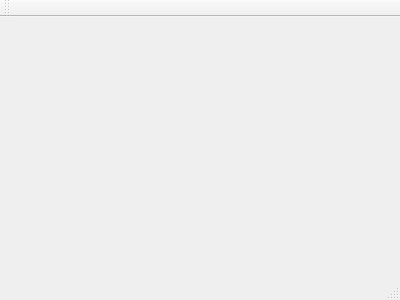
Before: the Qt Designer form loginplatform.ui in zZENiro/messengerZ, drawn with Qt 5.
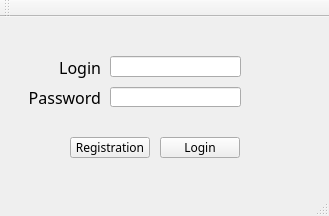
After: the same form once the commit is applied.

```diff
--- a/loginplatform.ui
+++ b/loginplatform.ui
@@ -1,24 +1,159 @@
 <ui version="4.0">
  <class>LoginPlatform</class>
- <widget class="QMainWindow" name="LoginPlatform" >
-  <property name="geometry" >
+ <widget class="QMainWindow" name="LoginPlatform">
+  <property name="geometry">
    <rect>
     <x>0</x>
     <y>0</y>
-    <width>400</width>
-    <height>300</height>
+    <width>329</width>
+    <height>216</height>
    </rect>
   </property>
   <property name="windowTitle" >
    <string>LoginPlatform</string>
   </property>
-  <widget class="QMenuBar" name="menuBar" />
-  <widget class="QToolBar" name="mainToolBar" />
-  <widget class="QWidget" name="centralWidget" />
-  <widget class="QStatusBar" name="statusBar" />
+  <widget class="QWidget" name="centralWidget">
+   <widget class="QLabel" name="label">
+    <property name="geometry">
+     <rect>
+      <x>10</x>
+      <y>30</y>
+      <width>91</width>
+      <height>41</height>
+     </rect>
+    </property>
+    <property name="font">
+     <font>
+      <family>Microsoft YaHei UI Light</family>
+      <pointsize>12</pointsize>
+     </font>
+    </property>
+    <property name="text">
+     <string>Login</string>
+    </property>
+    <property name="alignment">
+     <set>Qt::AlignRight|Qt::AlignTrailing|Qt::AlignVCenter</set>
+    </property>
+    <property name="wordWrap">
+     <bool>true</bool>
+    </property>
+   </widget>
+   <widget class="QLabel" name="label_2">
+    <property name="geometry">
+     <rect>
+      <x>10</x>
+      <y>60</y>
+      <width>91</width>
+      <height>41</height>
+     </rect>
+    </property>
+    <property name="font">
+     <font>
+      <family>Microsoft YaHei UI Light</family>
+      <pointsize>12</pointsize>
+     </font>
+    </property>
+    <property name="text">
+     <string>Password</string>
+    </property>
+    <property name="alignment">
+     <set>Qt::AlignRight|Qt::AlignTrailing|Qt::AlignVCenter</set>
+    </property>
+    <property name="wordWrap">
+     <bool>true</bool>
+    </property>
+   </widget>
+   <widget class="QLineEdit" name="LogEdit">
+    <property name="geometry">
+     <rect>
+      <x>110</x>
+      <y>39</y>
+      <width>131</width>
+      <height>21</height>
+     </rect>
+    </property>
+    <property name="font">
+     <font>
+      <family>Microsoft YaHei UI Light</family>
+      <pointsize>10</pointsize>
+     </font>
+    </property>
+    <property name="maxLength">
+     <number>30</number>
+    </property>
+   </widget>
+   <widget class="QLineEdit" name="passEdit">
+    <property name="geometry">
+     <rect>
+      <x>110</x>
+      <y>70</y>
+      <width>131</width>
+      <height>20</height>
+     </rect>
+    </property>
+    <property name="font">
+     <font>
+      <family>Microsoft YaHei UI Light</family>
+      <pointsize>10</pointsize>
+     </font>
+    </property>
+    <property name="maxLength">
+     <number>26</number>
+    </property>
+    <property name="echoMode">
+     <enum>QLineEdit::Password</enum>
+    </property>
+   </widget>
+   <widget class="QPushButton" name="pushButton">
+    <property name="geometry">
+     <rect>
+      <x>160</x>
+      <y>120</y>
+      <width>80</width>
+      <height>21</height>
+     </rect>
+    </property>
+    <property name="font">
+     <font>
+      <family>Microsoft YaHei UI Light</family>
+      <pointsize>9</pointsize>
+     </font>
+    </property>
+    <property name="text">
+     <string>Login</string>
+    </property>
+   </widget>
+   <widget class="QPushButton" name="pushButton_2">
+    <property name="geometry">
+     <rect>
+      <x>70</x>
+      <y>120</y>
+      <width>80</width>
+      <height>21</height>
+     </rect>
+    </property>
+    <property name="font">
+     <font>
+      <family>Microsoft YaHei UI Light</family>
+      <pointsize>9</pointsize>
+     </font>
+    </property>
+    <property name="text">
+     <string>Registration</string>
+    </property>
+   </widget>
+  </widget>
+  <widget class="QToolBar" name="mainToolBar">
+   <attribute name="toolBarArea">
+    <enum>TopToolBarArea</enum>
+   </attribute>
+   <attribute name="toolBarBreak">
+    <bool>false</bool>
+   </attribute>
+  </widget>
+  <widget class="QStatusBar" name="statusBar"/>
  </widget>
- <layoutDefault spacing="6" margin="11" />
- <pixmapfunction></pixmapfunction>
+ <layoutdefault spacing="6" margin="11"/>
  <resources/>
  <connections/>
 </ui>
```
Left out of the diff: 3 changed lines with no effect on the pictures.
